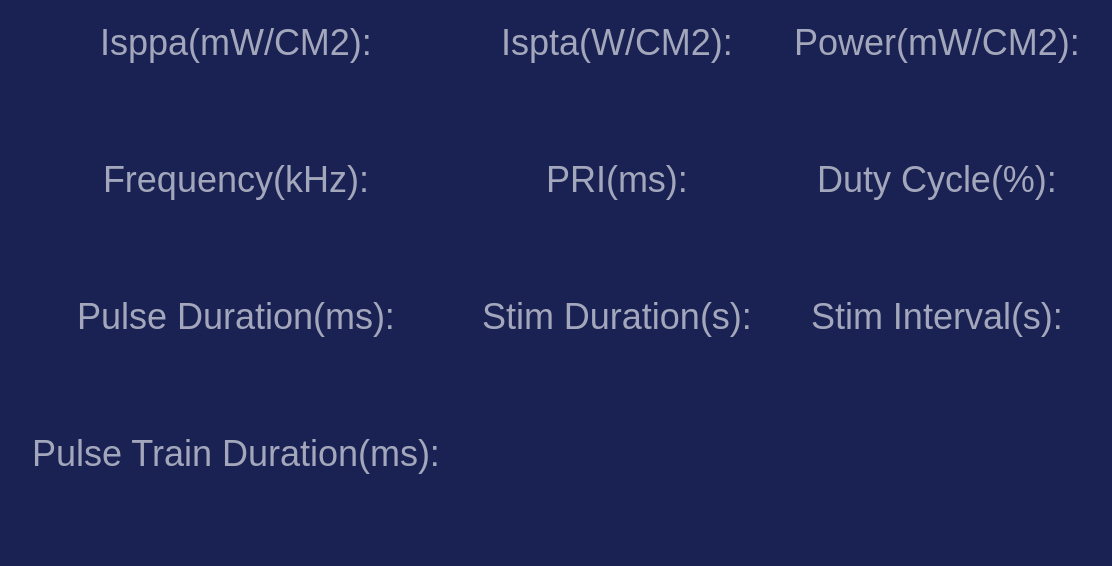
Above: hifupulsetrainadvance.ui from wangmeng08/BCI before the change. Below: the same form after it.
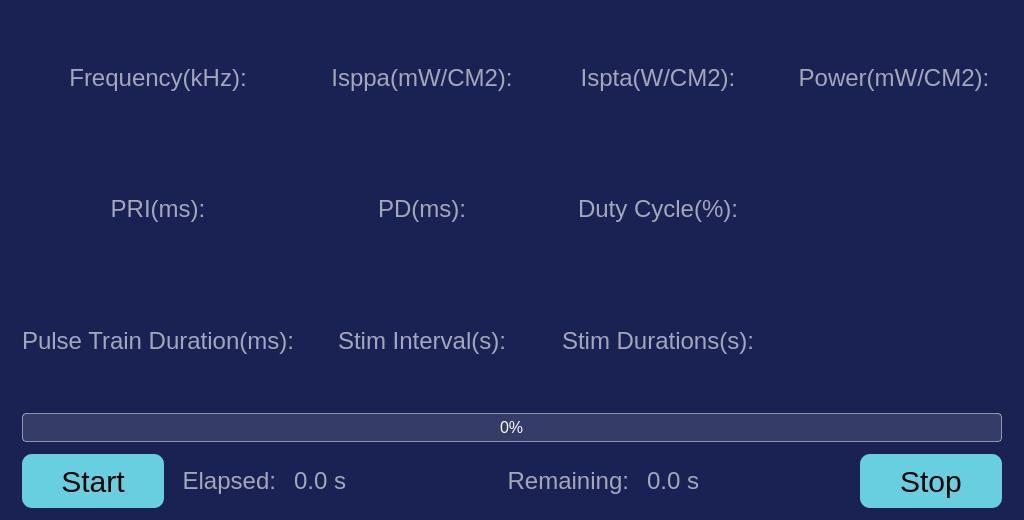
That is the form after the change.

Commit message: 1. update on advance treatment; 2. add pulse train stimulations 3.treatments records

```diff
--- a/hifupulsetrainadvance.ui
+++ b/hifupulsetrainadvance.ui
@@ -16,45 +16,88 @@
 }
 QLabel {
     color: rgba(255,255,255,153);
-    font-size: 36px;
+    font-size: 24px;
 }
 QLineEdit {
-    min-height: 52px;
+    min-height: 36px;
     border: none;
     background-color: transparent;
     color: rgb(255,255,255);
-    font-size: 36px;
-    padding: 0 8px;
-}
-QLineEdit:disabled {
-    color: rgb(255,255,255);
+    font-size: 26px;
+    padding: 0 4px;
 }
 QLineEdit:read-only {
     color: rgb(255,255,255);
+}
+QProgressBar {
+    min-height: 22px;
+    border: 1px solid rgba(255,255,255,120);
+    border-radius: 4px;
+    background-color: rgba(255,255,255,30);
+    color: rgb(255,255,255);
+    font-size: 16px;
+    text-align: center;
+}
+QProgressBar::chunk {
+    background-color: rgb(104, 207, 224);
+    border-radius: 3px;
+}
+QPushButton {
+    min-width: 142px;
+    min-height: 54px;
+    border: none;
+    border-radius: 10px;
+    background-color: rgb(104, 207, 224);
+    color: rgb(0, 0, 0);
+    font-size: 30px;
+}
+QPushButton:disabled {
+    background-color: rgba(104, 207, 224, 90);
+    color: rgba(0, 0, 0, 120);
 }</string>
   </property>
   <layout class="QVBoxLayout" name="verticalLayout">
+   <property name="spacing">
+    <number>12</number>
+   </property>
    <property name="leftMargin">
-    <number>32</number>
+    <number>22</number>
    </property>
    <property name="topMargin">
-    <number>22</number>
+    <number>16</number>
    </property>
    <property name="rightMargin">
-    <number>32</number>
+    <number>22</number>
    </property>
    <property name="bottomMargin">
-    <number>18</number>
+    <number>12</number>
    </property>
    <item>
     <layout class="QGridLayout" name="gridLayout">
      <property name="horizontalSpacing">
-      <number>42</number>
+      <number>20</number>
      </property>
      <property name="verticalSpacing">
-      <number>22</number>
+      <number>10</number>
      </property>
      <item row="0" column="0">
+      <widget class="QLabel" name="labelFrequency">
+       <property name="text">
+        <string>Frequency(kHz):</string>
+       </property>
+       <property name="alignment">
+        <set>Qt::AlignBottom|Qt::AlignHCenter</set>
+       </property>
+      </widget>
+     </item>
+     <item row="1" column="0">
+      <widget class="QLineEdit" name="editFrequency">
+       <property name="alignment">
+        <set>Qt::AlignHCenter|Qt::AlignTop</set>
+       </property>
+      </widget>
+     </item>
+     <item row="0" column="1">
       <widget class="QLabel" name="labelIsppa">
        <property name="text">
         <string>Isppa(mW/CM2):</string>
@@ -64,14 +107,14 @@
        </property>
       </widget>
      </item>
-     <item row="1" column="0">
+     <item row="1" column="1">
       <widget class="QLineEdit" name="editIsppa">
        <property name="alignment">
         <set>Qt::AlignHCenter|Qt::AlignTop</set>
        </property>
       </widget>
      </item>
-     <item row="0" column="1">
+     <item row="0" column="2">
       <widget class="QLabel" name="labelIspta">
        <property name="text">
         <string>Ispta(W/CM2):</string>
@@ -81,14 +124,14 @@
        </property>
       </widget>
      </item>
-     <item row="1" column="1">
+     <item row="1" column="2">
       <widget class="QLineEdit" name="editIspta">
        <property name="alignment">
         <set>Qt::AlignHCenter|Qt::AlignTop</set>
        </property>
       </widget>
      </item>
-     <item row="0" column="2">
+     <item row="0" column="3">
       <widget class="QLabel" name="labelPower">
        <property name="text">
         <string>Power(mW/CM2):</string>
@@ -98,7 +141,7 @@
        </property>
       </widget>
      </item>
-     <item row="1" column="2">
+     <item row="1" column="3">
       <widget class="QLineEdit" name="editPower">
        <property name="alignment">
         <set>Qt::AlignHCenter|Qt::AlignTop</set>
@@ -106,23 +149,6 @@
       </widget>
      </item>
      <item row="2" column="0">
-      <widget class="QLabel" name="labelFrequency">
-       <property name="text">
-        <string>Frequency(kHz):</string>
-       </property>
-       <property name="alignment">
-        <set>Qt::AlignBottom|Qt::AlignHCenter</set>
-       </property>
-      </widget>
-     </item>
-     <item row="3" column="0">
-      <widget class="QLineEdit" name="editFrequency">
-       <property name="alignment">
-        <set>Qt::AlignHCenter|Qt::AlignTop</set>
-       </property>
-      </widget>
-     </item>
-     <item row="2" column="1">
       <widget class="QLabel" name="labelPri">
        <property name="text">
         <string>PRI(ms):</string>
@@ -132,13 +158,30 @@
        </property>
       </widget>
      </item>
-     <item row="3" column="1">
+     <item row="3" column="0">
       <widget class="QLineEdit" name="editPri">
        <property name="alignment">
         <set>Qt::AlignHCenter|Qt::AlignTop</set>
        </property>
       </widget>
      </item>
+     <item row="2" column="1">
+      <widget class="QLabel" name="labelPd">
+       <property name="text">
+        <string>PD(ms):</string>
+       </property>
+       <property name="alignment">
+        <set>Qt::AlignBottom|Qt::AlignHCenter</set>
+       </property>
+      </widget>
+     </item>
+     <item row="3" column="1">
+      <widget class="QLineEdit" name="editPd">
+       <property name="alignment">
+        <set>Qt::AlignHCenter|Qt::AlignTop</set>
+       </property>
+      </widget>
+     </item>
      <item row="2" column="2">
       <widget class="QLabel" name="labelDutyCycle">
        <property name="text">
@@ -156,10 +199,23 @@
        </property>
       </widget>
      </item>
+     <item row="2" column="3">
+      <spacer name="spacerSecondRow">
+       <property name="orientation">
+        <enum>Qt::Horizontal</enum>
+       </property>
+       <property name="sizeHint" stdset="0">
+        <size>
+         <width>20</width>
+         <height>20</height>
+        </size>
+       </property>
+      </spacer>
+     </item>
      <item row="4" column="0">
-      <widget class="QLabel" name="labelPulseDuration">
+      <widget class="QLabel" name="labelPulseTrainDuration">
        <property name="text">
-        <string>Pulse Duration(ms):</string>
+        <string>Pulse Train Duration(ms):</string>
        </property>
        <property name="alignment">
         <set>Qt::AlignBottom|Qt::AlignHCenter</set>
@@ -167,30 +223,13 @@
       </widget>
      </item>
      <item row="5" column="0">
-      <widget class="QLineEdit" name="editPulseDuration">
+      <widget class="QLineEdit" name="editPulseTrainDuration">
        <property name="alignment">
         <set>Qt::AlignHCenter|Qt::AlignTop</set>
        </property>
       </widget>
      </item>
      <item row="4" column="1">
-      <widget class="QLabel" name="labelStimDuration">
-       <property name="text">
-        <string>Stim Duration(s):</string>
-       </property>
-       <property name="alignment">
-        <set>Qt::AlignBottom|Qt::AlignHCenter</set>
-       </property>
-      </widget>
-     </item>
-     <item row="5" column="1">
-      <widget class="QLineEdit" name="editStimDuration">
-       <property name="alignment">
-        <set>Qt::AlignHCenter|Qt::AlignTop</set>
-       </property>
-      </widget>
-     </item>
-     <item row="4" column="2">
       <widget class="QLabel" name="labelStimInterval">
        <property name="text">
         <string>Stim Interval(s):</string>
@@ -200,27 +239,134 @@
        </property>
       </widget>
      </item>
-     <item row="5" column="2">
+     <item row="5" column="1">
       <widget class="QLineEdit" name="editStimInterval">
        <property name="alignment">
         <set>Qt::AlignHCenter|Qt::AlignTop</set>
        </property>
       </widget>
      </item>
-     <item row="6" column="0">
-      <widget class="QLabel" name="labelPulseTrainDuration">
+     <item row="4" column="2">
+      <widget class="QLabel" name="labelStimDuration">
        <property name="text">
-        <string>Pulse Train Duration(ms):</string>
+        <string>Stim Durations(s):</string>
        </property>
        <property name="alignment">
         <set>Qt::AlignBottom|Qt::AlignHCenter</set>
        </property>
       </widget>
      </item>
-     <item row="7" column="0">
-      <widget class="QLineEdit" name="editPulseTrainDuration">
+     <item row="5" column="2">
+      <widget class="QLineEdit" name="editStimDuration">
        <property name="alignment">
         <set>Qt::AlignHCenter|Qt::AlignTop</set>
+       </property>
+      </widget>
+     </item>
+     <item row="4" column="3">
+      <spacer name="spacerThirdRow">
+       <property name="orientation">
+        <enum>Qt::Horizontal</enum>
+       </property>
+       <property name="sizeHint" stdset="0">
+        <size>
+         <width>20</width>
+         <height>20</height>
+        </size>
+       </property>
+      </spacer>
+     </item>
+    </layout>
+   </item>
+   <item>
+    <widget class="QProgressBar" name="progressTreatment">
+     <property name="minimum">
+      <number>0</number>
+     </property>
+     <property name="maximum">
+      <number>100</number>
+     </property>
+     <property name="value">
+      <number>0</number>
+     </property>
+    </widget>
+   </item>
+   <item>
+    <layout class="QHBoxLayout" name="controlLayout">
+     <property name="spacing">
+      <number>18</number>
+     </property>
+     <item>
+      <widget class="QPushButton" name="btnStartPause">
+       <property name="text">
+        <string>Start</string>
+       </property>
+      </widget>
+     </item>
+     <item>
+      <widget class="QLabel" name="lblElapsedTitle">
+       <property name="text">
+        <string>Elapsed:</string>
+       </property>
+       <property name="alignment">
+        <set>Qt::AlignRight|Qt::AlignTrailing|Qt::AlignVCenter</set>
+       </property>
+      </widget>
+     </item>
+     <item>
+      <widget class="QLabel" name="lblElapsedValue">
+       <property name="text">
+        <string>0.0 s</string>
+       </property>
+      </widget>
+     </item>
+     <item>
+      <spacer name="controlSpacerLeft">
+       <property name="orientation">
+        <enum>Qt::Horizontal</enum>
+       </property>
+       <property name="sizeHint" stdset="0">
+        <size>
+         <width>40</width>
+         <height>20</height>
+        </size>
+       </property>
+      </spacer>
+     </item>
+     <item>
+      <widget class="QLabel" name="lblRemainingTitle">
+       <property name="text">
+        <string>Remaining:</string>
+       </property>
+       <property name="alignment">
+        <set>Qt::AlignRight|Qt::AlignTrailing|Qt::AlignVCenter</set>
+       </property>
+      </widget>
+     </item>
+     <item>
+      <widget class="QLabel" name="lblRemainingValue">
+       <property name="text">
+        <string>0.0 s</string>
+       </property>
+      </widget>
+     </item>
+     <item>
+      <spacer name="controlSpacerRight">
+       <property name="orientation">
+        <enum>Qt::Horizontal</enum>
+       </property>
+       <property name="sizeHint" stdset="0">
+        <size>
+         <width>40</width>
+         <height>20</height>
+        </size>
+       </property>
+      </spacer>
+     </item>
+     <item>
+      <widget class="QPushButton" name="btnStop">
+       <property name="text">
+        <string>Stop</string>
        </property>
       </widget>
      </item>
```
The commit also changes 9 other files.
